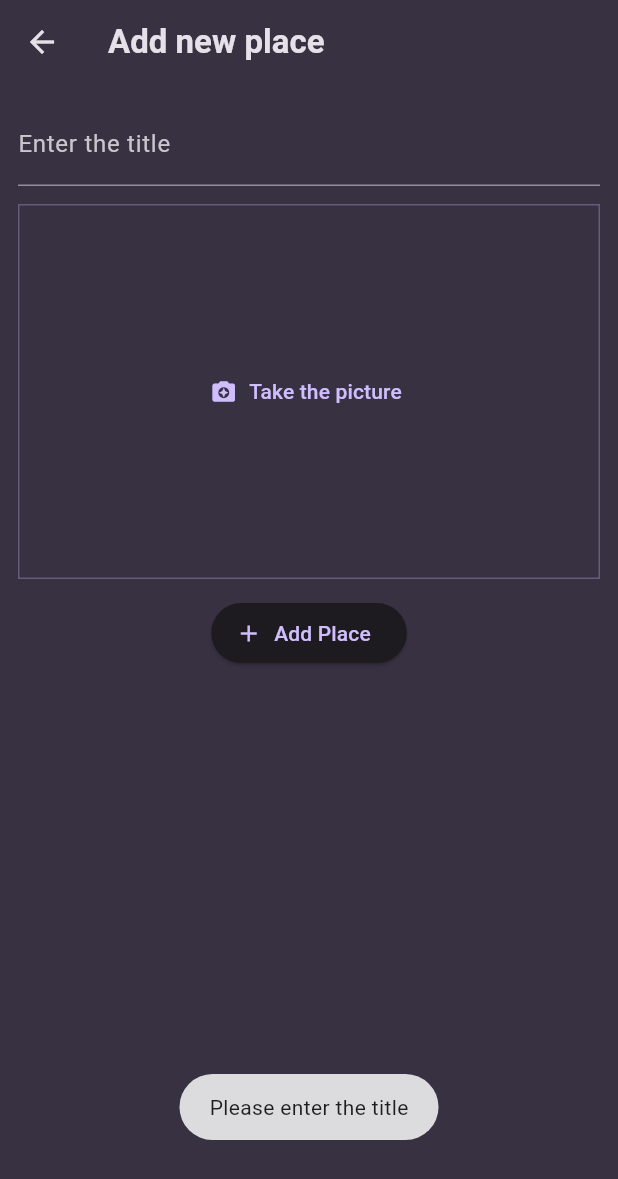
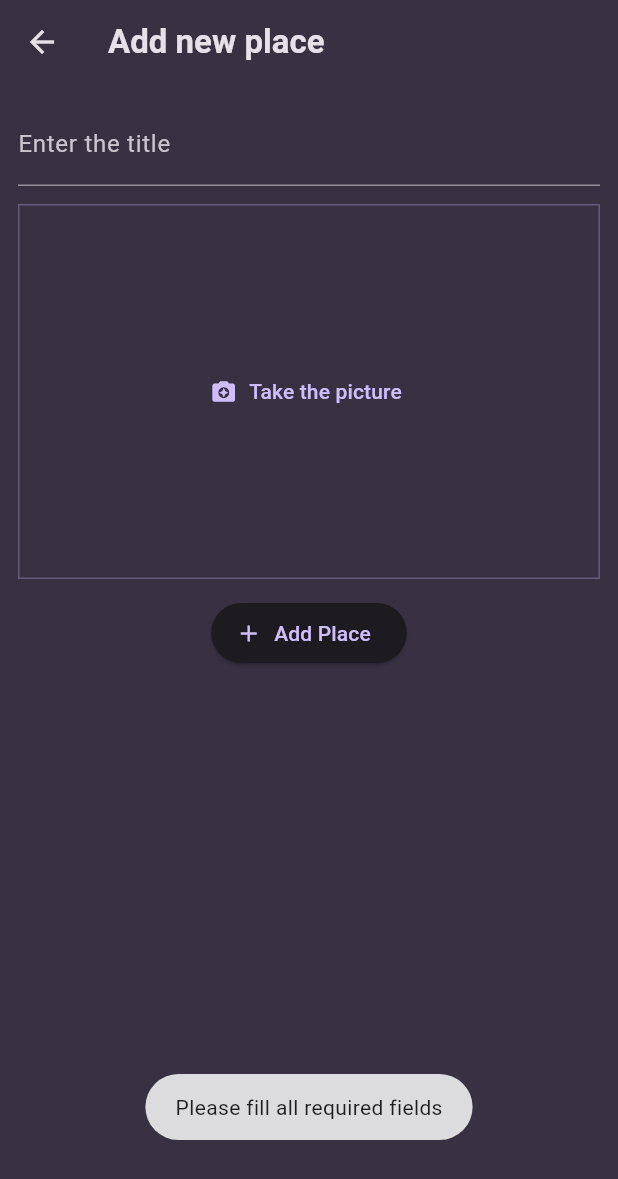
Before and after one commit to Adilkhan25/favorite_place_app, a Flutter app: the AddPlaceScreen screen opened directly, after a tap on "Add Place", on a phone screen of 412 x 824 dp. Shown: the top 1179 px of the screen. Run offline on Flutter 3.47's test engine with Material 3 defaults, Android fonts, the phone set to English and light mode, and no system bars; our stand-ins replace flutter_riverpod, fluttertoast, google_fonts, image_picker.

Commit message:
Implement take image from camera, preview image

```diff
--- a/lib/data/dummy_data.dart
+++ b/lib/data/dummy_data.dart
@@ -1,10 +1,10 @@
-import 'package:favorite_place_app/models/place.dart';
+// import 'package:favorite_place_app/models/place.dart';
 
-var dummyPlaces = [
-  Place(title: 'delhi'),
-  Place(title: 'Nagpur'),
-  Place(title: 'Patna'),
-  Place(title: 'Kolkata'),
-  Place(title: 'UAE'),
-  Place(title: 'Berlin'),
-];
+// var dummyPlaces = [
+//   Place(title: 'delhi'),
+//   Place(title: 'Nagpur'),
+//   Place(title: 'Patna'),
+//   Place(title: 'Kolkata'),
+//   Place(title: 'UAE'),
+//   Place(title: 'Berlin'),
+// ];
--- a/lib/main.dart
+++ b/lib/main.dart
@@ -6,7 +6,7 @@ import 'package:google_fonts/google_fonts.dart';
 final colorScheme = ColorScheme.fromSeed(
     brightness: Brightness.dark,
     seedColor: const Color.fromARGB(255, 102, 6, 247),
-    surface:  const Color.fromARGB(255, 56, 49, 66));
+    surface: const Color.fromARGB(255, 56, 49, 66));
 final theme = ThemeData().copyWith(
   scaffoldBackgroundColor: colorScheme.surface,
   colorScheme: colorScheme,
@@ -23,17 +23,16 @@ final theme = ThemeData().copyWith(
   ),
 );
 void main() {
-  runApp( const ProviderScope(child:MyApp()));
+  runApp(const ProviderScope(child: MyApp()));
 }
 
 class MyApp extends StatelessWidget {
   const MyApp({super.key});
 
-  // This widget is the root of your application.
   @override
   Widget build(BuildContext context) {
     return MaterialApp(
-      title: 'Flutter Demo',
+      title: 'Favorite place',
       theme: theme,
       home: const PlaceListScreen(),
     );
--- a/lib/models/place.dart
+++ b/lib/models/place.dart
@@ -1,9 +1,11 @@
+import 'dart:io';
 import 'package:uuid/uuid.dart';
 
 const uuid = Uuid();
 
 class Place {
-  Place({required this.title}) : id = uuid.v4();
+  Place({required this.title, required this.image}) : id = uuid.v4();
   final String id;
   final String title;
+  final File image;
 }
--- a/lib/providers/place_provider.dart
+++ b/lib/providers/place_provider.dart
@@ -4,7 +4,7 @@ import 'package:flutter_riverpod/flutter_riverpod.dart';
 class PlaceNotifer extends StateNotifier<List<Place>> {
   PlaceNotifer() : super(const []);
   void addPlace(Place place) {
-    state = [place,...state];
+    state = [place, ...state];
   }
 
   // List<Place> getPlaces() {
--- a/lib/screens/add_place_screen.dart
+++ b/lib/screens/add_place_screen.dart
@@ -4,12 +4,27 @@ import 'package:favorite_place_app/widgets/image_capture.dart';
 import 'package:flutter/material.dart';
 import 'package:flutter_riverpod/flutter_riverpod.dart';
 import 'package:fluttertoast/fluttertoast.dart';
+import 'dart:io';
 
-class AddPlaceScreen extends ConsumerWidget {
-  AddPlaceScreen({super.key});
+class AddPlaceScreen extends ConsumerStatefulWidget {
+  const AddPlaceScreen({super.key});
+
+  @override
+  ConsumerState<AddPlaceScreen> createState() => _AddPlaceScreenState();
+}
+
+class _AddPlaceScreenState extends ConsumerState<AddPlaceScreen> {
   final TextEditingController placeTitleController = TextEditingController();
+  File? pickedImage;
+
   @override
-  Widget build(BuildContext context, WidgetRef ref) {
+  void dispose() {
+    placeTitleController.dispose();
+    super.dispose();
+  }
+
+  @override
+  Widget build(BuildContext context) {
     return Scaffold(
       appBar: AppBar(
         title: const Text('Add new place'),
@@ -23,31 +38,36 @@ class AddPlaceScreen extends ConsumerWidget {
               decoration: const InputDecoration(label: Text('Enter the title')),
               style: TextStyle(color: Theme.of(context).colorScheme.onSurface),
             ),
-            const SizedBox(
-              height: 12,
+            const SizedBox(height: 12),
+            ImageCapture(
+              onPicImage: (image) {
+                setState(() {
+                  pickedImage = image;
+                });
+              },
             ),
-            const ImageCapture(),
-            const SizedBox(
-              height: 12,
-            ),
+            const SizedBox(height: 12),
             ElevatedButton.icon(
               icon: const Icon(Icons.add),
               onPressed: () {
-                  if (placeTitleController.text.isEmpty) {
+                if (placeTitleController.text.isEmpty || pickedImage == null) {
                   Fluttertoast.showToast(
-                      msg: "Please enter the title",
+                    msg: "Please fill all required fields",
                     toastLength: Toast.LENGTH_SHORT,
                     gravity: ToastGravity.BOTTOM,
                   );
                 } else {
-                    ref
-                        .read(placeProvider.notifier)
-                        .addPlace(Place(title: placeTitleController.text));
+                  ref.read(placeProvider.notifier).addPlace(
+                        Place(
+                            title: placeTitleController.text,
+                            image: pickedImage!),
+                      );
                   Navigator.of(context).pop();
                 }
                 print(placeTitleController.text);
               },
-                label: const Text('Add Place')),
+              label: const Text('Add Place'),
+            ),
           ],
         ),
       ),
--- a/lib/screens/place_list_screen.dart
+++ b/lib/screens/place_list_screen.dart
@@ -16,7 +16,7 @@ class PlaceListScreen extends StatelessWidget {
               onPressed: () {
                 Navigator.of(context).push(
                   MaterialPageRoute(
-                    builder: (context) => AddPlaceScreen(),
+                    builder: (context) => const AddPlaceScreen(),
                   ),
                 );
               },
--- a/lib/widgets/image_capture.dart
+++ b/lib/widgets/image_capture.dart
@@ -3,7 +3,8 @@ import 'package:image_picker/image_picker.dart';
 import 'dart:io';
 
 class ImageCapture extends StatefulWidget {
-  const ImageCapture({super.key});
+  const ImageCapture({super.key, required this.onPicImage});
+  final void Function(File image) onPicImage;
   @override
   State<ImageCapture> createState() {
     return _ImageCaptureState();
@@ -20,6 +21,7 @@ class _ImageCaptureState extends State<ImageCapture> {
     setState(() {
       _picture = File(pickedImage.path);
     });
+    widget.onPicImage(_picture!);
   }
 
   @override
```
Also changed, not shown: lib/screens/place_details_screen.dart (added, +28 -0 lines), lib/widgets/place_list_widget.dart (+13 -21 lines). Lines whose indentation alone changed are shown as unchanged.
